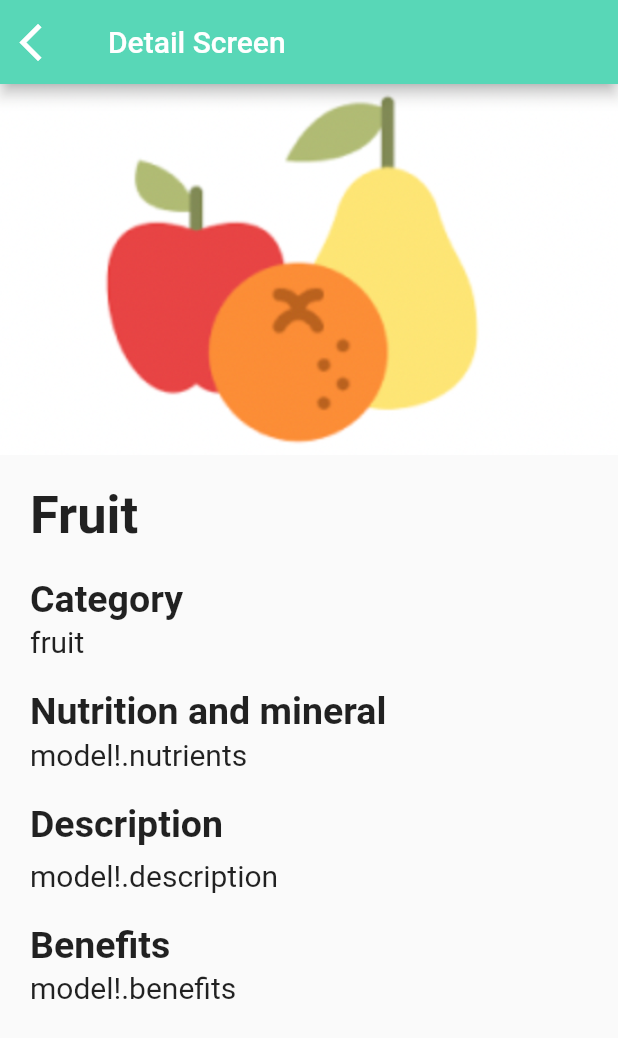
After one commit to Madd-G/nutria, a Flutter app: the DetailScreen screen opened directly, on a phone screen of 412 x 824 dp. The commit adds this screen. Shown: the top 1038 px of the screen. Run offline on Flutter 3.47's test engine with Material 2 defaults, Android fonts, the phone set to English and light mode, and no system bars; our stand-ins replace bloc, camera, dio, firebase_auth, firebase_core, flutter_bloc and 2 more; accounts and stored records are empty; network calls fail.

Commit message:
feat: Add detail screen

```diff
--- a/lib/blocs/screen_bloc/screen_bloc.dart
+++ b/lib/blocs/screen_bloc/screen_bloc.dart
@@ -40,5 +40,8 @@ class ScreenBloc extends Bloc<ScreenEvent, ScreenState> {
     on<ScreenEventGoToChangePasswordScreen>((event, emit) {
       emit(const ScreenStateIsInChangePasswordScreen(isLoading: false));
     });
+    on<ScreenEventGoToDetailScreen>((event, emit) {
+      emit(const ScreenStateIsInDetailScreen(isLoading: false));
+    });
   }
 }
--- a/lib/blocs/screen_bloc/screen_event.dart
+++ b/lib/blocs/screen_bloc/screen_event.dart
@@ -29,3 +29,6 @@ class ScreenEventGoToUserDataScreen extends ScreenEvent {}
 
 @immutable
 class ScreenEventGoToChangePasswordScreen extends ScreenEvent {}
+
+@immutable
+class ScreenEventGoToDetailScreen extends ScreenEvent {}
--- a/lib/blocs/screen_bloc/screen_state.dart
+++ b/lib/blocs/screen_bloc/screen_state.dart
@@ -70,3 +70,10 @@
       {required bool isLoading, AuthError? authError})
       : super(isLoading: isLoading);
 }
+
+@immutable
+class ScreenStateIsInDetailScreen extends ScreenState {
+  const ScreenStateIsInDetailScreen(
+      {required bool isLoading, AuthError? authError})
+      : super(isLoading: isLoading);
+}
--- a/lib/main.dart
+++ b/lib/main.dart
@@ -102,6 +102,8 @@ class MyApp extends StatelessWidget {
                 return const ChangePasswordScreen();
               } else if (screenState is ScreenStateIsInListScreen) {
                 return const ListScreen();
+              } else if (screenState is ScreenStateIsInDetailScreen) {
+                return const DetailScreen();
               } else {
                 // this should never happen
                 return const Scaffold(
--- /dev/null
+++ b/lib/ui/detail_screen/screen/detail_screen.dart
@@ -0,0 +1,125 @@
+import 'package:flutter/material.dart';
+import 'package:nutria/models/models.dart';
+import 'package:nutria/blocs/blocs.dart';
+
+class DetailScreen extends StatelessWidget {
+  const DetailScreen({Key? key, this.model}) : super(key: key);
+
+  final DataModel? model;
+
+  @override
+  Widget build(BuildContext context) {
+    var height = MediaQuery.of(context).size.height;
+    return Scaffold(
+      appBar: AppBar(
+        title: const Text('Detail Screen'),
+        leading: IconButton(
+          icon: const Icon(
+            Icons.arrow_back_ios,
+            size: 30.0,
+          ),
+          onPressed: () {
+            context.read<ScreenBloc>().add(ScreenEventGoToListScreen());
+          },
+        ),
+      ),
+      body: SafeArea(
+        child: SingleChildScrollView(
+          child: Column(
+            crossAxisAlignment: CrossAxisAlignment.start,
+            children: [
+              SizedBox(
+                height: height * 0.3,
+                width: double.infinity,
+                child: const Hero(
+                  tag: 'hero',
+                  child: Image(
+                    image: AssetImage("assets/images/fruit.png"),
+                    fit: BoxFit.cover,
+                  ),
+                ),
+              ),
+              Padding(
+                padding: const EdgeInsets.all(20.0),
+                child: Column(
+                  crossAxisAlignment: CrossAxisAlignment.start,
+                  children: [
+                    const Text(
+                      'Fruit',
+                      style: TextStyle(
+                          fontSize: 35.0, fontWeight: FontWeight.w700),
+                    ),
+                    SizedBox(
+                      height: height * 0.025,
+                    ),
+                    const Text(
+                      'Category',
+                      style: TextStyle(
+                          fontSize: 25.0, fontWeight: FontWeight.w600),
+                    ),
+                    SizedBox(
+                      height: height * 0.003,
+                    ),
+                    const Text(
+                      'fruit',
+                      style: TextStyle(fontSize: 20.0),
+                    ),
+                    SizedBox(
+                      height: height * 0.025,
+                    ),
+                    const Text(
+                      'Nutrition and mineral',
+                      style: TextStyle(
+                          fontSize: 25.0, fontWeight: FontWeight.w600),
+                    ),
+                    SizedBox(
+                      height: height * 0.003,
+                    ),
+                    const Text(
+                      'model!.nutrients',
+                      style: TextStyle(fontSize: 20.0),
+                    ),
+                    SizedBox(
+                      height: height * 0.025,
+                    ),
+                    const Text(
+                      'Description',
+                      style: TextStyle(
+                          fontSize: 25.0, fontWeight: FontWeight.w600),
+                    ),
+                    SizedBox(
+                      height: height * 0.01,
+                    ),
+                    const Text(
+                      'model!.description',
+                      textAlign: TextAlign.justify,
+                      style: TextStyle(
+                        fontSize: 20.0,
+                        overflow: TextOverflow.clip,
+                      ),
+                    ),
+                    SizedBox(
+                      height: height * 0.025,
+                    ),
+                    const Text(
+                      'Benefits',
+                      style: TextStyle(
+                          fontSize: 25.0, fontWeight: FontWeight.w600),
+                    ),
+                    SizedBox(
+                      height: height * 0.003,
+                    ),
+                    const Text(
+                      'model!.benefits',
+                      style: TextStyle(fontSize: 20.0),
+                    ),
+                  ],
+                ),
+              )
+            ],
+          ),
+        ),
+      ),
+    );
+  }
+}
--- a/lib/ui/list_screen/widgets/fruit_content.dart
+++ b/lib/ui/list_screen/widgets/fruit_content.dart
@@ -1,6 +1,7 @@
 import 'package:flutter/material.dart';
 import 'package:nutria/blocs/blocs.dart';
 import 'package:nutria/ui/list_screen/widgets/widgets.dart';
+import 'package:nutria/models/models.dart';
 
 class FruitContent extends StatefulWidget {
   const FruitContent({super.key});
@@ -39,7 +40,8 @@ class _FruitContentState extends State<FruitContent> {
               scrollDirection: Axis.vertical,
               itemCount: state.fruits.data?.length,
               itemBuilder: (context, index) {
-                return ProductCard(model: state.fruits, index: index);
+                Data data = state.fruits.data![index];
+                return ProductCard(data: data);
               },
             );
           } else if (state is ErrorState) {
--- a/lib/ui/list_screen/widgets/product_card.dart
+++ b/lib/ui/list_screen/widgets/product_card.dart
@@ -1,28 +1,33 @@
 import 'package:flutter/material.dart';
+import 'package:nutria/blocs/blocs.dart';
 import 'package:nutria/models/models.dart';
 
 class ProductCard extends StatelessWidget {
-  final DataModel model;
-  final int index;
+  final Data data;
 
   const ProductCard({
     super.key,
-    required this.model,
-    required this.index,
+    required this.data,
   });
 
   @override
   Widget build(BuildContext context) {
     var height = MediaQuery.of(context).size.height;
     var width = MediaQuery.of(context).size.width;
-    Data fruit = model.data![index];
+    final ScreenBloc screenBloc = context.read<ScreenBloc>();
     return Padding(
       padding: const EdgeInsets.only(left: 4.0, right: 4.0, top: 4.0),
+      child: GestureDetector(
+        onTap: () {
+          screenBloc.add(ScreenEventGoToDetailScreen());
+        },
         child: Container(
           decoration: BoxDecoration(
             borderRadius: BorderRadius.circular(2.0),
             color: const Color(0xffF7F9FB),
-          boxShadow: const [BoxShadow(color: Colors.black26, blurRadius: 0.5)],
+            boxShadow: const [
+              BoxShadow(color: Colors.black26, blurRadius: 0.5)
+            ],
           ),
           child: Padding(
             padding: const EdgeInsets.all(2),
@@ -64,7 +69,7 @@ class ProductCard extends StatelessWidget {
                         Padding(
                           padding: const EdgeInsets.all(8.0),
                           child: Text(
-                          fruit.name!,
+                            data.name!,
                             style: const TextStyle(
                                 fontSize: 22.0, fontWeight: FontWeight.w700),
                           ),
@@ -80,7 +85,7 @@ class ProductCard extends StatelessWidget {
                         Padding(
                           padding: const EdgeInsets.fromLTRB(8.0, 0, 0, 8.0),
                           child: Text(
-                          fruit.category!,
+                            data.category!,
                             style: const TextStyle(fontSize: 15.0),
                           ),
                         ),
@@ -95,7 +100,7 @@ class ProductCard extends StatelessWidget {
                         Padding(
                           padding: const EdgeInsets.fromLTRB(8.0, 0, 0, 2.0),
                           child: Text(
-                          fruit.description!,
+                            data.description!,
                             textAlign: TextAlign.justify,
                             maxLines: 3,
                             style: const TextStyle(
@@ -112,6 +117,7 @@ class ProductCard extends StatelessWidget {
             ),
           ),
         ),
+      ),
       // ),
     );
     // );
--- a/lib/ui/list_screen/widgets/vegetable_content.dart
+++ b/lib/ui/list_screen/widgets/vegetable_content.dart
@@ -1,6 +1,7 @@
 import 'package:flutter/material.dart';
 import 'package:nutria/blocs/blocs.dart';
 import 'package:nutria/ui/list_screen/widgets/widgets.dart';
+import 'package:nutria/models/models.dart';
 
 class VegetableContent extends StatefulWidget {
   const VegetableContent({super.key});
@@ -39,7 +40,8 @@ class _VegetableContentState extends State<VegetableContent> {
               scrollDirection: Axis.vertical,
               itemCount: state.vegetables.data?.length,
               itemBuilder: (context, index) {
-                return ProductCard(model: state.vegetables, index: index);
+                Data data = state.vegetables.data![index];
+                return ProductCard(data: data);
               },
             );
           } else if (state is ErrorState) {
--- a/lib/ui/screens.dart
+++ b/lib/ui/screens.dart
@@ -7,3 +7,4 @@ export 'register_screen/screen/register_screen.dart';
 export 'scan_screen/screens/scan_screen.dart';
 export 'scan_screen/screens/preview_screen.dart';
 export 'list_screen/screen/list_screen.dart';
+export 'detail_screen/screen/detail_screen.dart';
```
Lines whose indentation alone changed are shown as unchanged.
